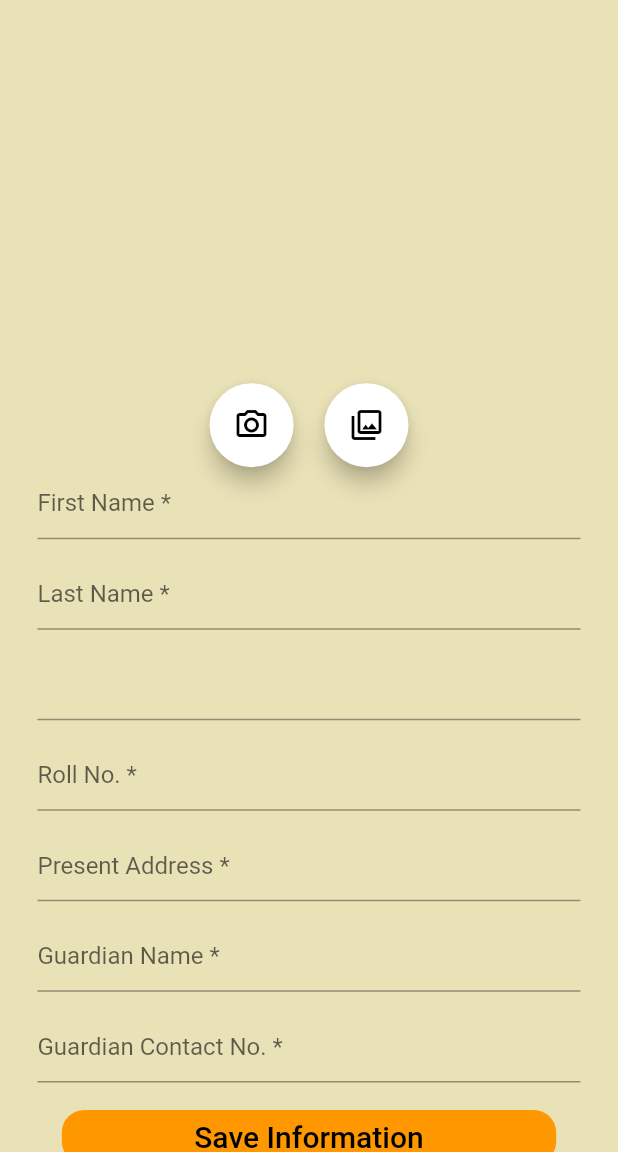
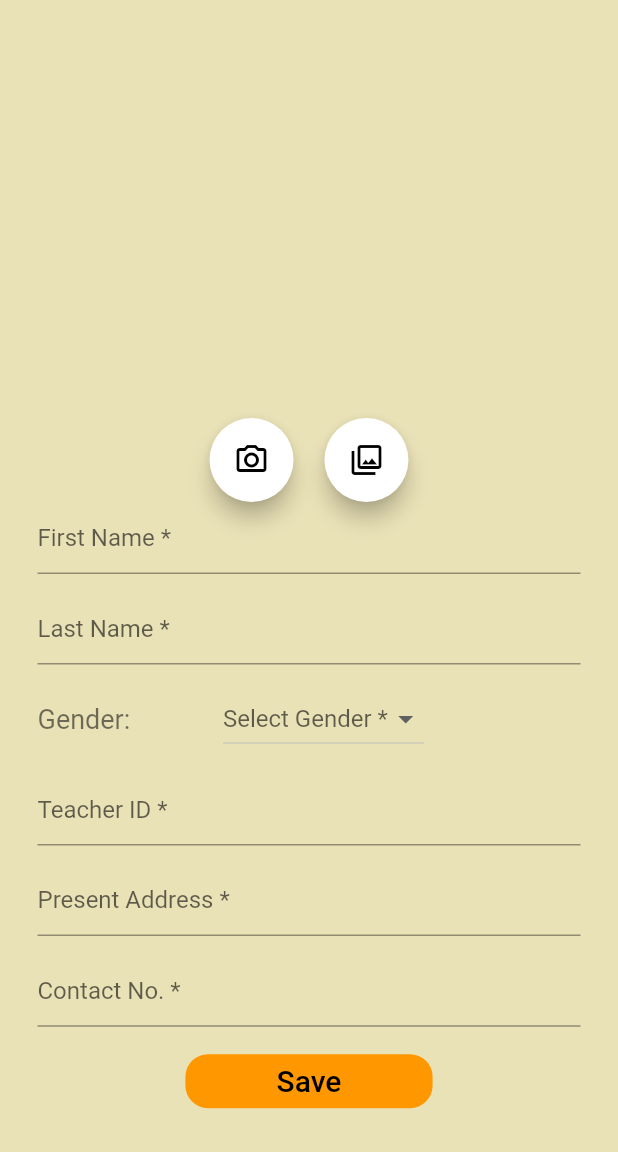
Before and after one commit to imam-swe/Student-Management-, a Flutter app: the Teacher_Information screen opened directly with empty values, on a phone screen of 412 x 824 dp, the part 84-1236 px from its top. Run offline on Flutter 3.47's test engine with Material 2 defaults, Android fonts, the phone set to English and light mode, and no system bars; our stand-ins replace cloud_firestore, firebase_auth, firebase_core, firebase_storage, flutter_signin_button, image_picker; accounts and stored records are empty.

Commit message:
Update information & testing bugs

```diff
--- a/lib/screens/signinScreens/login_page.dart
+++ b/lib/screens/signinScreens/login_page.dart
@@ -171,7 +171,7 @@ class _LoginScreenState extends State<LoginScreen> {
                                   context,
                                   MaterialPageRoute(
                                     builder: (context) =>
-                                        Student_page(widget.toString()),
+                                        Student_page(email),
                                   ),
                                   (route) => false);
                             } else {
@@ -179,7 +179,7 @@ class _LoginScreenState extends State<LoginScreen> {
                                   context,
                                   MaterialPageRoute(
                                     builder: (context) =>
-                                        Teacher_page(widget.toString()),
+                                        Teacher_page(email),
                                   ),
                                   (route) => false);
                             }
--- a/lib/screens/teacherScreens/teacher_info.dart
+++ b/lib/screens/teacherScreens/teacher_info.dart
@@ -23,7 +23,10 @@ class Teacher_Information extends StatefulWidget {
 }
 
 class _Teacher_InformationState extends State<Teacher_Information> {
-  late String _fname, _lname, _roll, _add, _g_name, _g_num, _class;
+  //add gender
+  var genderchoose;
+  List genderitem = ["Male", "Female", "Others"];
+  late String _fname, _lname, _t_id, _add, _t_num;
   FirebaseFirestore firestore = FirebaseFirestore.instance;
   FirebaseAuth auth = FirebaseAuth.instance;
 
@@ -36,21 +39,19 @@ class _Teacher_InformationState extends State<Teacher_Information> {
     if (_image != null &&
         _fname != null &&
         _lname != null &&
-        _class != null &&
-        _roll != null &&
+        genderchoose != null &&
+        _t_id != null &&
         _add != null &&
-        _g_name != null &&
-        _g_num != null &&
-        _g_num.length == 11) {
+        _t_num != null &&
+        _t_num.length == 11) {
       firestore.collection('i-teacher').doc(auth.currentUser!.uid).set({
         'First_Name': _fname,
         'Last_Name': _lname,
         'E-Mail': widget.email,
-        'Roll': _roll,
+        'Teacher ID': _t_id,
+        'Gender': genderchoose,
         'Address': _add,
-        'Guardian_Name': _g_name,
-        'Guardian_Number': _g_num,
-        'Class': _class,
+        'Contact_Number': _t_num,
         'Image': imgurl
       });
       Navigator.push(
@@ -89,8 +90,7 @@ class _Teacher_InformationState extends State<Teacher_Information> {
 
   @override
   Widget build(BuildContext context) {
-    return SafeArea(
-      child: Scaffold(
+    return Scaffold(
       backgroundColor: Color(0xffeae2b7),
       appBar: AppBar(
         backgroundColor: Colors.orange,
@@ -178,27 +178,41 @@ class _Teacher_InformationState extends State<Teacher_Information> {
               ),
               Padding(
                 padding: const EdgeInsets.only(left: 25, right: 25),
-                  child: TextFormField(
-                    keyboardType: TextInputType.number,
-                    decoration: InputDecoration(hintText: ""),
-                    onChanged: (input) {
+                child: Row(
+                  children: [
+                    Text('Gender:', style: TextStyle(fontSize: 18, color: Colors.black54),),
+                    SizedBox(
+                      width: MediaQuery.of(context).size.width * 0.15,
+                    ),
+                    DropdownButton(
+                      dropdownColor: Colors.white,
+                      hint: Text("Select Gender *"),
+                      value: genderchoose,
+                      onChanged: (newValue) {
                         setState(() {
-                        _class = input;
+                          genderchoose = newValue;
                         });
                       },
+                      items: genderitem.map((valueitem) {
+                        return DropdownMenuItem(
+                            value: valueitem, child: Text(valueitem));
+                      }).toList(),
+                    ),
+                  ],
                 ),
               ),
               SizedBox(
                 height: MediaQuery.of(context).size.height * 0.015,
               ),
+
               Padding(
                 padding: const EdgeInsets.only(left: 25, right: 25),
                 child: TextFormField(
                   keyboardType: TextInputType.number,
-                    decoration: InputDecoration(hintText: "Roll No. *"),
+                  decoration: InputDecoration(hintText: "Teacher ID *"),
                   onChanged: (input) {
                     setState(() {
-                        _roll = input;
+                      _t_id = input;
                     });
                   },
                 ),
@@ -221,30 +235,15 @@ class _Teacher_InformationState extends State<Teacher_Information> {
               SizedBox(
                 height: MediaQuery.of(context).size.height * 0.015,
               ),
-                Padding(
-                  padding: const EdgeInsets.only(left: 25, right: 25),
-                  child: TextFormField(
-                    keyboardType: TextInputType.text,
-                    decoration: InputDecoration(hintText: "Guardian Name *"),
-                    onChanged: (input) {
-                      setState(() {
-                        _g_name = input;
-                      });
-                    },
-                  ),
-                ),
-                SizedBox(
-                  height: MediaQuery.of(context).size.height * 0.015,
-                ),
+
               Padding(
                 padding: const EdgeInsets.only(left: 25, right: 25),
                 child: TextFormField(
                   keyboardType: TextInputType.phone,
-                    decoration:
-                        InputDecoration(hintText: "Guardian Contact No. *"),
+                  decoration: InputDecoration(hintText: "Contact No. *"),
                   onChanged: (input) {
                     setState(() {
-                        _g_num = input;
+                      _t_num = input;
                     });
                   },
                 ),
@@ -255,7 +254,7 @@ class _Teacher_InformationState extends State<Teacher_Information> {
               // ignore: deprecated_member_use
               FlatButton(
                 color: Colors.orange,
-                  minWidth: MediaQuery.of(context).size.width * 0.8,
+                minWidth: MediaQuery.of(context).size.width * 0.4,
                 shape: RoundedRectangleBorder(
                     borderRadius: BorderRadius.circular(15)),
                 onPressed: () {
@@ -292,20 +291,20 @@ class _Teacher_InformationState extends State<Teacher_Information> {
                             title: Text('Please Enter Your Last Name'),
                           );
                         });
-                    } else if (_class == null) {
+                  } else if (genderchoose == null) {
                     showDialog(
                         context: context,
                         builder: (BuildContext context) {
                           return AlertDialog(
-                              title: Text('Please Enter Your Class'),
+                            title: Text('Please Enter Your Gender'),
                           );
                         });
-                    } else if (_roll == null) {
+                  } else if (_t_id == null) {
                     showDialog(
                         context: context,
                         builder: (BuildContext context) {
                           return AlertDialog(
-                              title: Text('Please Enter Your Roll No'),
+                            title: Text('Please Enter Your ID'),
                           );
                         });
                   } else if (_add == null) {
@@ -316,35 +315,18 @@ class _Teacher_InformationState extends State<Teacher_Information> {
                             title: Text('Please Enter Your Present Address'),
                           );
                         });
-                    } else if (_g_name == null) {
+                  } else if (_t_num == null || _t_num.length != 11) {
                     showDialog(
                         context: context,
                         builder: (BuildContext context) {
                           return AlertDialog(
-                              title: Text('Please Enter Your Guardian Name'),
-                            );
-                          });
-                    } else if (_g_num == null || _g_num.length != 11) {
-                      showDialog(
-                          context: context,
-                          builder: (BuildContext context) {
-                            return AlertDialog(
-                              title: Text(
-                                  'Please Enter Your Guardian Contact Number'),
-                            );
-                          });
-                    } else if (_class == null) {
-                      showDialog(
-                          context: context,
-                          builder: (BuildContext context) {
-                            return AlertDialog(
-                              title: Text('Please Enter Your Class'),
+                            title: Text('Please Enter Your Contact Number'),
                           );
                         });
                   }
                 },
                 child: Text(
-                    "Save Information",
+                  "Save",
                   style: TextStyle(fontSize: 20, color: Colors.black),
                 ),
               ),
@@ -352,7 +334,6 @@ class _Teacher_InformationState extends State<Teacher_Information> {
           ),
         ),
       ),
-      ),
     );
   }
 }
```
Also changed, not shown: lib/ajaira.dart (added, +175 -0 lines), lib/screens/studentScreens/student_info.dart (+3 -5 lines), lib/screens/studentScreens/studentpage.dart (+155 -115 lines), lib/screens/teacherScreens/teacherpage.dart (+35 -19 lines). Lines whose indentation alone changed are shown as unchanged.
